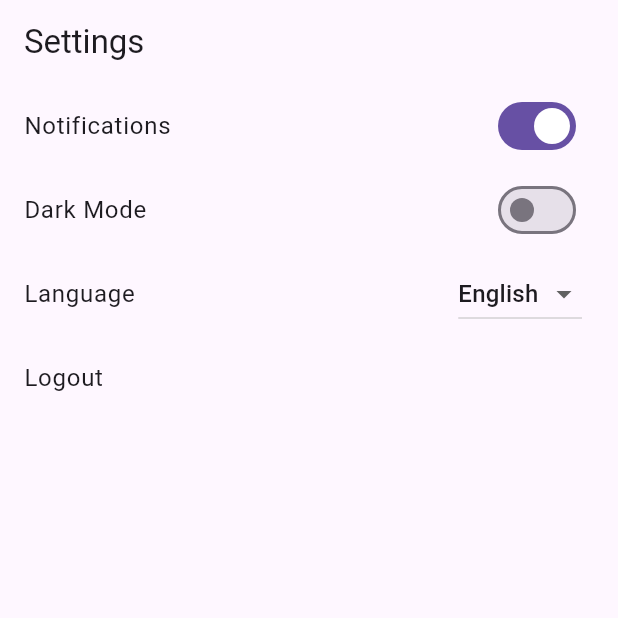
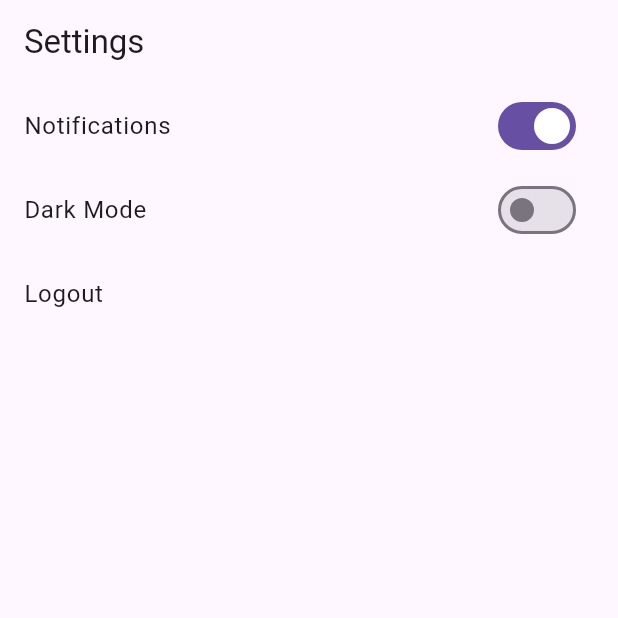
Before and after one commit to X3rtM/RRR-Android-App, a Flutter app: the SettingsPage screen opened directly, on a phone screen of 412 x 824 dp, the top half of it. Run offline on Flutter 3.47's test engine with Material 3 defaults, Android fonts, the phone set to English and light mode, and no system bars; our stand-ins replace cloud_firestore, firebase_auth, firebase_core, firebase_messaging, firebase_storage, fluttertoast and 5 more; accounts and stored records are empty.

Commit message:
Updated code

```diff
--- a/lib/features/user_auth/presentation/pages/SettingsPage.dart
+++ b/lib/features/user_auth/presentation/pages/SettingsPage.dart
@@ -110,24 +110,7 @@ class _SettingsPageState extends State<SettingsPage> {
               },
             ),
           ),
-          ListTile(
-            title: Text('Language'),
-            trailing: DropdownButton<String>(
-              value: _selectedLanguage,
-              onChanged: (String? newValue) {
-                setState(() {
-                  _selectedLanguage = newValue!;
-                });
-              },
-              items: <String>['English', 'Spanish', 'French']
-                  .map<DropdownMenuItem<String>>((String value) {
-                return DropdownMenuItem<String>(
-                  value: value,
-                  child: Text(value),
-                );
-              }).toList(),
-            ),
-          ),
+
           ListTile(
             title: Text('Logout'),
             onTap: () {
```
Also changed, not shown: lib/features/user_auth/presentation/pages/RedeemPage.dart (+3 -5 lines).
